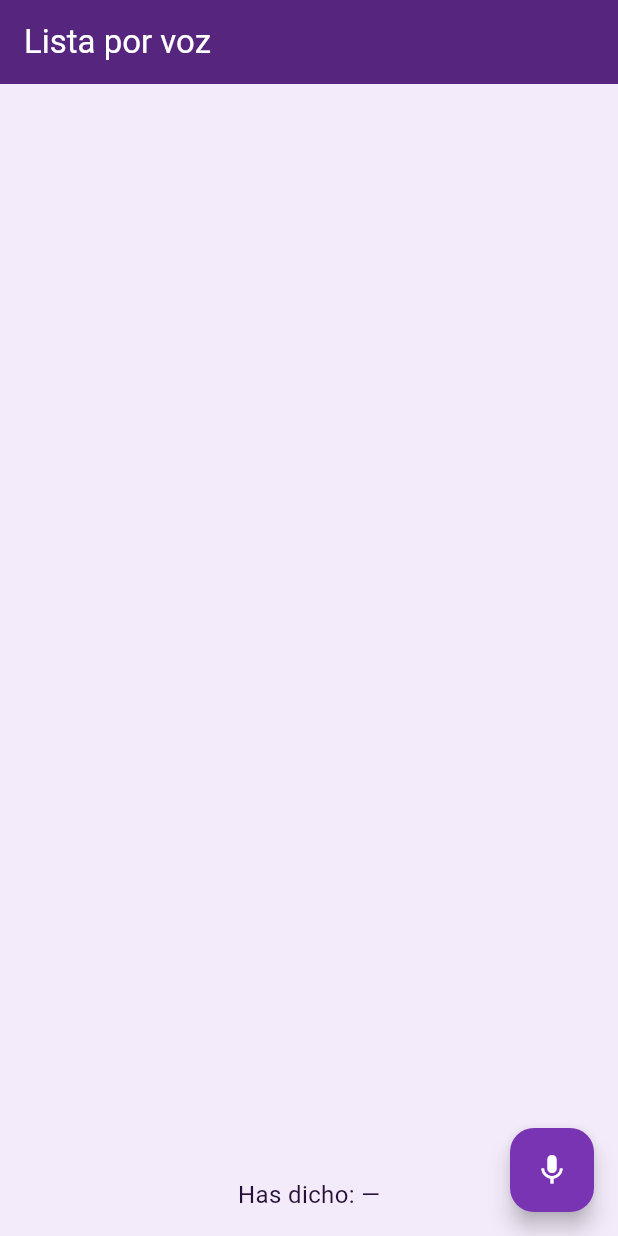
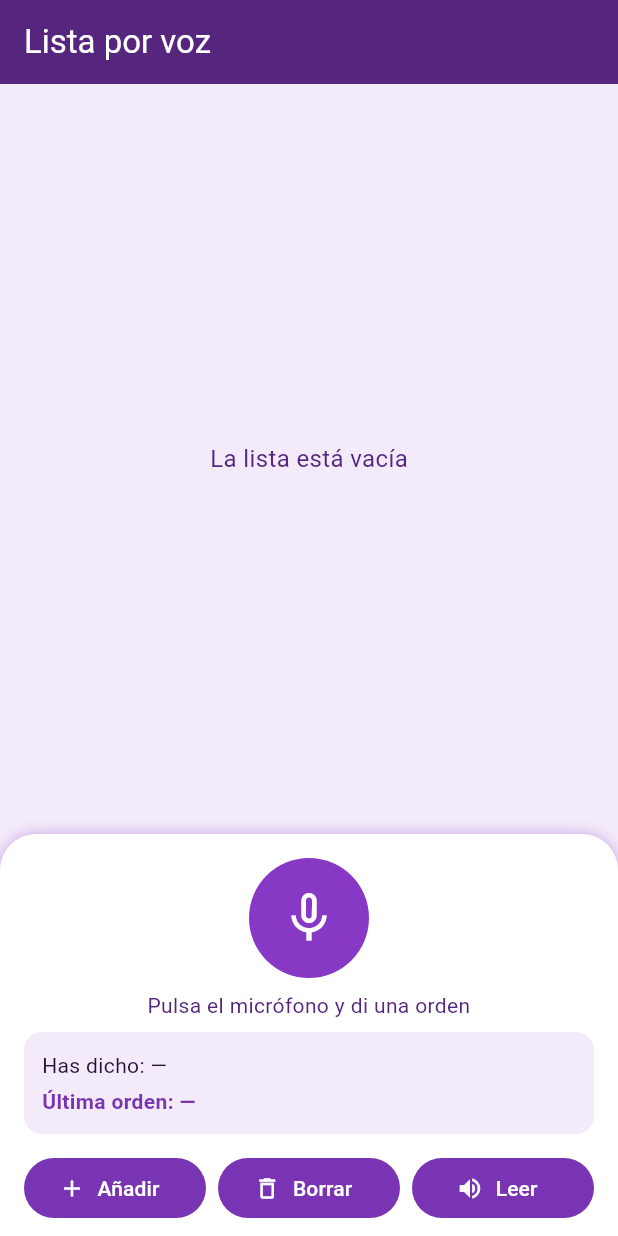
Before and after one commit to EMP-07/T4-interfaces-naturales, a Flutter app: the screen it shows after launch, on a phone screen of 412 x 824 dp. Run offline on Flutter 3.47's test engine with Material 3 defaults, Android fonts, the phone set to English and light mode, and no system bars; our stand-ins replace flutter_tts, speech_to_text.

Commit message:
Paso 4: feedback visual, errores, botones y dispose

```diff
--- a/lista_voz/lib/main.dart
+++ b/lista_voz/lib/main.dart
@@ -1,5 +1,6 @@
 import 'package:flutter/material.dart';
 import 'package:flutter_tts/flutter_tts.dart';
+import 'package:speech_to_text/speech_recognition_error.dart';
 import 'package:speech_to_text/speech_recognition_result.dart';
 import 'package:speech_to_text/speech_to_text.dart';
 
@@ -30,15 +31,19 @@ class PantallaLista extends StatefulWidget {
 }
 
 class _PantallaListaState extends State<PantallaLista> {
-  // --- 3.1: las dos herramientas de voz ---
-  final SpeechToText _voz = SpeechToText(); // para OÍR
-  final FlutterTts _tts = FlutterTts(); // para HABLAR
+  // --- Voz ---
+  final SpeechToText _voz = SpeechToText(); // reconocimiento (oír)
+  final FlutterTts _tts = FlutterTts(); // síntesis (hablar)
 
+  // --- Datos ---
   final List<String> _elementos = [];
 
+  // --- Estado de la interfaz ---
   bool _vozDisponible = false;
   bool _escuchando = false;
+  String _motivoSinVoz = 'Comprobando el micrófono…';
   String _transcripcion = '';
+  String _ultimaOrden = '—';
 
   @override
   void initState() {
@@ -46,33 +51,58 @@ class _PantallaListaState extends State<PantallaLista> {
     _iniciarVoz();
   }
 
-  /// 3.1: prepara la voz de respuesta y el reconocimiento.
+  /// Prepara la voz de respuesta y el reconocimiento.
   Future<void> _iniciarVoz() async {
     await _tts.setLanguage('es-ES');
 
-    final disponible = await _voz.initialize(
-      onStatus: (estado) {
+    bool disponible;
+    try {
+      disponible = await _voz.initialize(
+        onStatus: _alCambiarEstado,
+        onError: _alFallar,
+      );
+    } catch (_) {
+      disponible = false;
+    }
+
+    String motivo = '';
+    if (!disponible) {
+      bool conPermiso = false;
+      try {
+        conPermiso = await _voz.hasPermission;
+      } catch (_) {}
+      motivo = conPermiso
+          ? 'Micrófono desactivado: este dispositivo no tiene servicio de '
+              'reconocimiento de voz. Puedes usar los botones.'
+          : 'Micrófono desactivado: la app no tiene permiso para usar el '
+              'micrófono. Puedes usar los botones.';
+    }
+
+    if (!mounted) return;
+    setState(() {
+      _vozDisponible = disponible;
+      _motivoSinVoz = motivo;
+    });
+  }
+
+  void _alCambiarEstado(String estado) {
     if (estado == 'done' || estado == 'notListening') {
       if (mounted) setState(() => _escuchando = false);
     }
-      },
-      onError: (error) {
-        if (mounted) setState(() => _escuchando = false);
-      },
-    );
-
-    if (!mounted) return;
-    setState(() => _vozDisponible = disponible);
   }
 
-  /// 3.2: al pulsar el micrófono, escucha como máximo 5 segundos.
+  void _alFallar(SpeechRecognitionError error) {
+    if (mounted) setState(() => _escuchando = false);
+  }
+
+  /// Al pulsar el micrófono escucha como máximo 5 segundos.
   Future<void> _pulsarMicrofono() async {
     if (_escuchando) {
       await _voz.stop();
       setState(() => _escuchando = false);
       return;
     }
-    await _tts.stop(); // que la app no se oiga a sí misma
+    await _tts.stop();
     setState(() {
       _escuchando = true;
       _transcripcion = '';
@@ -84,16 +114,19 @@ class _PantallaListaState extends State<PantallaLista> {
     );
   }
 
-  /// 3.3: muestra lo que se va oyendo y, al terminar, ejecuta la orden.
+  /// Muestra lo que se va oyendo y, al final, ejecuta la orden.
   void _alReconocer(SpeechRecognitionResult resultado) {
     setState(() => _transcripcion = resultado.recognizedWords);
     if (resultado.finalResult) {
       setState(() => _escuchando = false);
-      _ejecutar(interpretarComando(resultado.recognizedWords));
+      _ejecutar(
+        interpretarComando(resultado.recognizedWords),
+        oido: resultado.recognizedWords,
+      );
     }
   }
 
-  void _ejecutar(Comando comando) {
+  void _ejecutar(Comando comando, {String oido = ''}) {
     switch (comando) {
       case Comando.anadir:
         _anadir();
@@ -104,19 +137,23 @@ class _PantallaListaState extends State<PantallaLista> {
       case Comando.ayuda:
         _ayuda();
       case Comando.desconocido:
-        break; // lo resolvemos en el paso 4
+        _noEntendido(oido);
     }
   }
 
-  // --- 3.4: acciones con respuesta hablada ---
+  // --- Acciones (las usan la voz Y los botones) ---
 
   void _anadir() {
     final numero = _elementos.length + 1;
-    setState(() => _elementos.add('Elemento $numero'));
+    setState(() {
+      _elementos.add('Elemento $numero');
+      _ultimaOrden = 'añadir';
+    });
     _tts.speak('Añadido el elemento $numero');
   }
 
   void _borrar() {
+    setState(() => _ultimaOrden = 'borrar');
     if (_elementos.isEmpty) {
       _tts.speak('La lista está vacía');
       return;
@@ -127,15 +164,33 @@ class _PantallaListaState extends State<PantallaLista> {
   }
 
   void _leer() {
+    setState(() => _ultimaOrden = 'leer');
     final n = _elementos.length;
     _tts.speak(n == 1 ? 'Hay 1 elemento' : 'Hay $n elementos');
   }
 
   void _ayuda() {
+    setState(() => _ultimaOrden = 'ayuda');
     _tts.speak('Puedes decir: añadir, borrar, leer o ayuda');
   }
 
-  // --- Pantalla (sencilla; la mejoramos en el paso 4) ---
+  void _noEntendido(String oido) {
+    setState(() => _ultimaOrden = 'no entendida');
+    ScaffoldMessenger.of(context)
+      ..hideCurrentSnackBar()
+      ..showSnackBar(SnackBar(
+        content: Text('No he entendido «$oido». Di «ayuda» para oír las órdenes'),
+      ));
+  }
+
+  @override
+  void dispose() {
+    _voz.stop();
+    _tts.stop();
+    super.dispose();
+  }
+
+  // ------------------------------- Interfaz -------------------------------
 
   @override
   Widget build(BuildContext context) {
@@ -147,30 +202,149 @@ class _PantallaListaState extends State<PantallaLista> {
       ),
       body: Column(
         children: [
-          Expanded(
-            child: ListView.builder(
+          Expanded(child: _lista()),
+          _panelInferior(),
+        ],
+      ),
+    );
+  }
+
+  Widget _lista() {
+    if (_elementos.isEmpty) {
+      return const Center(
+        child: Text(
+          'La lista está vacía',
+          style: TextStyle(color: Paleta.c700, fontSize: 16),
+        ),
+      );
+    }
+    return ListView.builder(
       padding: const EdgeInsets.all(12),
       itemCount: _elementos.length,
       itemBuilder: (context, i) => Card(
         color: Colors.white,
-                child: ListTile(title: Text(_elementos[i])),
+        child: ListTile(
+          leading: CircleAvatar(
+            backgroundColor: Paleta.c100,
+            foregroundColor: Paleta.c800,
+            child: Text('${i + 1}'),
+          ),
+          title: Text(_elementos[i]),
         ),
       ),
+    );
+  }
+
+  Widget _panelInferior() {
+    final IconData iconoMic;
+    final Color colorMic;
+    final String ayudaMic;
+    if (!_vozDisponible) {
+      iconoMic = Icons.mic_off;
+      colorMic = Colors.grey;
+      ayudaMic = _motivoSinVoz;
+    } else if (_escuchando) {
+      iconoMic = Icons.mic;
+      colorMic = Paleta.c900;
+      ayudaMic = 'Escuchando… pulsa para parar';
+    } else {
+      iconoMic = Icons.mic_none;
+      colorMic = Paleta.c500;
+      ayudaMic = 'Pulsa y di una orden';
+    }
+
+    return Container(
+      width: double.infinity,
+      padding: const EdgeInsets.fromLTRB(16, 16, 16, 8),
+      decoration: const BoxDecoration(
+        color: Colors.white,
+        borderRadius: BorderRadius.vertical(top: Radius.circular(24)),
+        boxShadow: [BoxShadow(color: Paleta.c200, blurRadius: 8)],
       ),
-          Padding(
-            padding: const EdgeInsets.all(16),
-            child: Text(
+      child: SafeArea(
+        top: false,
+        child: Column(
+          mainAxisSize: MainAxisSize.min,
+          children: [
+            // Botón de micrófono
+            IconButton.filled(
+              tooltip: ayudaMic,
+              iconSize: 40,
+              onPressed: _vozDisponible ? _pulsarMicrofono : null,
+              style: IconButton.styleFrom(
+                backgroundColor: colorMic,
+                foregroundColor: Colors.white,
+                disabledBackgroundColor: Colors.grey.shade300,
+                disabledForegroundColor: Colors.grey.shade600,
+                padding: const EdgeInsets.all(20),
+              ),
+              icon: Icon(iconoMic),
+            ),
+            const SizedBox(height: 8),
+            // Texto de estado (o el motivo si no hay voz)
+            Text(
+              _vozDisponible
+                  ? (_escuchando
+                      ? 'Escuchando…'
+                      : 'Pulsa el micrófono y di una orden')
+                  : _motivoSinVoz,
+              textAlign: TextAlign.center,
+              style: TextStyle(
+                color: _vozDisponible ? Paleta.c700 : Colors.red.shade700,
+              ),
+            ),
+            const SizedBox(height: 8),
+            // Transcripción y última orden
+            Container(
+              width: double.infinity,
+              padding: const EdgeInsets.all(12),
+              decoration: BoxDecoration(
+                color: Paleta.c50,
+                borderRadius: BorderRadius.circular(12),
+              ),
+              child: Column(
+                crossAxisAlignment: CrossAxisAlignment.start,
+                children: [
+                  Text(
                     'Has dicho: ${_transcripcion.isEmpty ? '—' : _transcripcion}',
-              style: const TextStyle(color: Paleta.c900, fontSize: 16),
+                    style: const TextStyle(color: Paleta.c900),
+                  ),
+                  const SizedBox(height: 4),
+                  Text(
+                    'Última orden: $_ultimaOrden',
+                    style: const TextStyle(
+                      color: Paleta.c600,
+                      fontWeight: FontWeight.bold,
                     ),
                   ),
                 ],
               ),
-      floatingActionButton: FloatingActionButton(
-        onPressed: _vozDisponible ? _pulsarMicrofono : null,
-        backgroundColor: Paleta.c600,
-        foregroundColor: Colors.white,
-        child: const Icon(Icons.mic),
+            ),
+            const SizedBox(height: 12),
+            Row(
+              children: [
+                _boton('Añadir', Icons.add, 'Añadir un elemento', _anadir),
+                const SizedBox(width: 8),
+                _boton('Borrar', Icons.delete_outline, 'Borrar el último elemento', _borrar),
+                const SizedBox(width: 8),
+                _boton('Leer', Icons.volume_up, 'Decir cuántos elementos hay', _leer),
+              ],
+            ),
+          ],
+        ),
+      ),
+    );
+  }
+
+  Widget _boton(String texto, IconData icono, String tooltip, VoidCallback accion) {
+    return Expanded(
+      child: Tooltip(
+        message: tooltip,
+        child: FilledButton.icon(
+          onPressed: accion,
+          icon: Icon(icono),
+          label: Text(texto),
+        ),
       ),
     );
   }
```
Lines whose indentation alone changed are shown as unchanged.
